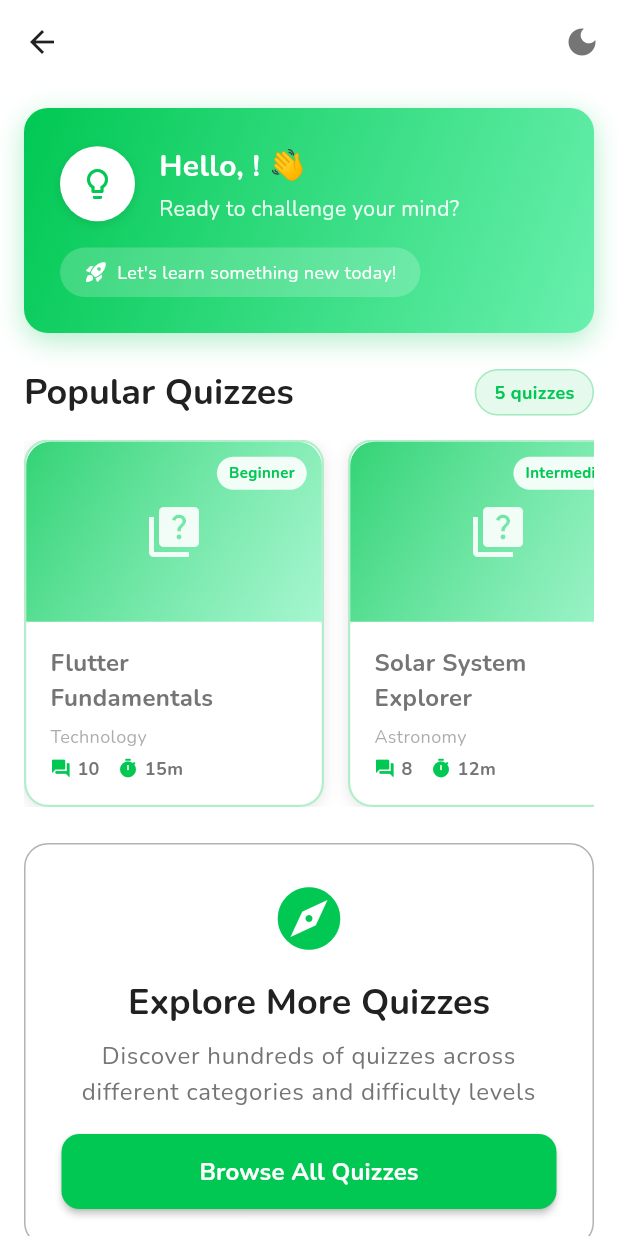
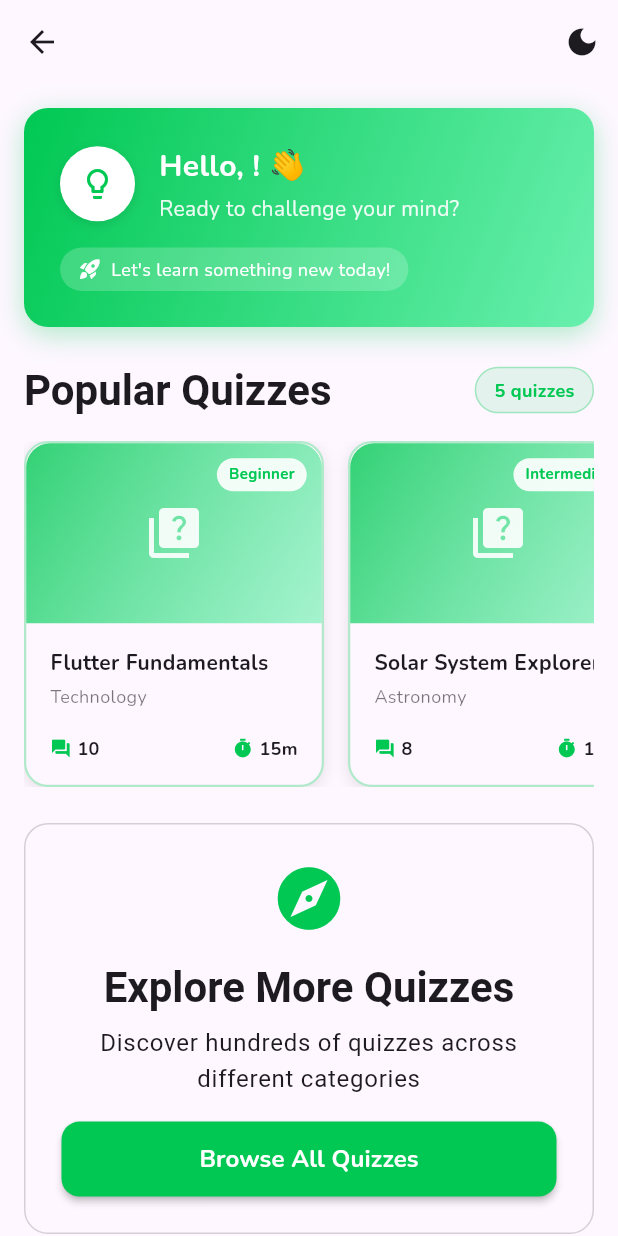
Before and after one commit to feliciajennifer/Quiz-App, a Flutter app: the HomePage screen opened directly, on a phone screen of 412 x 824 dp. Run offline on Flutter 3.47's test engine with Material 3 defaults, Android fonts, the phone set to English and light mode, and no system bars; statements that could not run were skipped.

Commit message:
feat: Membuat tampilan UI menjadi responsive

```diff
--- a/lib/main.dart
+++ b/lib/main.dart
@@ -32,8 +32,8 @@ class MyApp extends StatelessWidget {
       builder: (context, themeModel, child) {
         return MaterialApp(
           title: 'Thinkzone',
-          theme: themeModel.lightTheme,
-          darkTheme: themeModel.darkTheme,
+          theme: themeModel.lightTheme(context), // PASS CONTEXT
+          darkTheme: themeModel.darkTheme(context), // PASS CONTEXT
           themeMode: themeModel.themeMode,
           debugShowCheckedModeBanner: false,
           home: const SplashScreen(),
--- a/lib/models/theme_model.dart
+++ b/lib/models/theme_model.dart
@@ -18,6 +18,7 @@ class ThemeModel with ChangeNotifier {
 
   bool get isDarkMode => _themeMode == ThemeMode.dark;
 
+  // Static theme tanpa context (gunakan nilai default)
   ThemeData get lightTheme => ThemeData(
         useMaterial3: true,
         brightness: Brightness.light,
@@ -55,11 +56,12 @@ class ThemeModel with ChangeNotifier {
             fontFamily: 'Nunito',
           ),
         ),
-        cardTheme: CardThemeData(
+        cardTheme: CardThemeData( // GUNAKAN CardThemeData
           elevation: 4,
           shape: RoundedRectangleBorder(
-            borderRadius: BorderRadius.circular(AppDimensions.cardRadius),
+            borderRadius: BorderRadius.circular(16.0),
           ),
+          color: Colors.white,
         ),
       );
 
@@ -99,10 +101,10 @@ class ThemeModel with ChangeNotifier {
             fontFamily: 'Nunito',
           ),
         ),
-        cardTheme: CardThemeData(
+        cardTheme: CardThemeData( // GUNAKAN CardThemeData
           elevation: 4,
           shape: RoundedRectangleBorder(
-            borderRadius: BorderRadius.circular(AppDimensions.cardRadius),
+            borderRadius: BorderRadius.circular(16.0),
           ),
           color: AppColors.darkCard,
         ),
--- a/lib/pages/home_page.dart
+++ b/lib/pages/home_page.dart
@@ -34,20 +34,21 @@ class HomePage extends StatelessWidget {
         ],
       ),
       body: SingleChildScrollView(
-        padding: const EdgeInsets.all(AppDimensions.mediumPadding),
+        padding: EdgeInsets.all(AppDimensions.getMediumPadding(context)),
         child: Column(
           crossAxisAlignment: CrossAxisAlignment.start,
           children: [
+            // Welcome Section yang responsive
             Container(
               width: double.infinity,
-              padding: const EdgeInsets.all(AppDimensions.largePadding),
+              padding: EdgeInsets.all(AppDimensions.getLargePadding(context)),
               decoration: BoxDecoration(
                 gradient: const LinearGradient(
                   colors: [AppColors.primary, AppColors.secondary],
                   begin: Alignment.topLeft,
                   end: Alignment.bottomRight,
                 ),
-                borderRadius: BorderRadius.circular(AppDimensions.cardRadius),
+                borderRadius: BorderRadius.circular(AppDimensions.getCardRadius(context)),
                 boxShadow: [
                   BoxShadow(
                     color: AppColors.primary.withOpacity(0.3),
@@ -81,25 +82,25 @@ class HomePage extends StatelessWidget {
                           size: 24,
                         ),
                       ),
-                      const SizedBox(width: AppDimensions.mediumPadding),
+                      SizedBox(width: AppDimensions.getMediumPadding(context)),
                       Expanded(
                         child: Column(
                           crossAxisAlignment: CrossAxisAlignment.start,
                           children: [
                             Text(
                               'Hello, ${userModel.name}! 👋',
-                              style: const TextStyle(
-                                fontSize: 20,
+                              style: TextStyle(
+                                fontSize: AppDimensions.getSubtitleFontSize(context),
                                 fontWeight: FontWeight.bold,
                                 color: Colors.white,
                                 fontFamily: 'Nunito',
                               ),
                             ),
-                            const SizedBox(height: 4),
+                            SizedBox(height: 4),
                             Text(
                               "Ready to challenge your mind?",
                               style: TextStyle(
-                                fontSize: 14,
+                                fontSize: AppDimensions.getBodyFontSize(context) - 2,
                                 color: Colors.white.withOpacity(0.9),
                                 fontFamily: 'Nunito',
                               ),
@@ -109,11 +110,11 @@ class HomePage extends StatelessWidget {
                       ),
                     ],
                   ),
-                  const SizedBox(height: AppDimensions.mediumPadding),
+                  SizedBox(height: AppDimensions.getMediumPadding(context)),
                   Container(
                     padding: const EdgeInsets.symmetric(
-                      horizontal: AppDimensions.mediumPadding,
-                      vertical: AppDimensions.smallPadding,
+                      horizontal: 12,
+                      vertical: 6,
                     ),
                     decoration: BoxDecoration(
                       color: Colors.white.withOpacity(0.2),
@@ -127,11 +128,11 @@ class HomePage extends StatelessWidget {
                           color: Colors.white,
                           size: 16,
                         ),
-                        const SizedBox(width: 6),
+                        SizedBox(width: 6),
                         Text(
                           'Let\'s learn something new today!',
                           style: TextStyle(
-                            fontSize: 12,
+                            fontSize: AppDimensions.getBodyFontSize(context) - 4,
                             color: Colors.white,
                             fontFamily: 'Nunito',
                           ),
@@ -143,9 +144,9 @@ class HomePage extends StatelessWidget {
               ),
             ),
 
-            const SizedBox(height: AppDimensions.largePadding),
+            SizedBox(height: AppDimensions.getLargePadding(context)),
 
-            // Popular Quizzes Section
+            // Popular Quizzes Section - Responsive height
             Row(
               mainAxisAlignment: MainAxisAlignment.spaceBetween,
               children: [
@@ -170,7 +171,7 @@ class HomePage extends StatelessWidget {
                   child: Text(
                     '${popularQuizzes.length} quizzes',
                     style: TextStyle(
-                      fontSize: 12,
+                      fontSize: AppDimensions.getBodyFontSize(context) - 4,
                       fontWeight: FontWeight.w600,
                       color: AppColors.primary,
                       fontFamily: 'Nunito',
@@ -179,11 +180,11 @@ class HomePage extends StatelessWidget {
                 ),
               ],
             ),
-            const SizedBox(height: AppDimensions.mediumPadding),
+            SizedBox(height: AppDimensions.getMediumPadding(context)),
 
-            // Popular Quizzes List
+            // Popular Quizzes List - Responsive height
             SizedBox(
-              height: 245,
+              height: MediaQuery.of(context).size.height * 0.28, // Responsive height
               child: ListView.builder(
                 scrollDirection: Axis.horizontal,
                 itemCount: popularQuizzes.length,
@@ -193,7 +194,7 @@ class HomePage extends StatelessWidget {
                     padding: EdgeInsets.only(
                       right: index == popularQuizzes.length - 1
                           ? 0
-                          : AppDimensions.mediumPadding,
+                          : AppDimensions.getMediumPadding(context),
                     ),
                     child: QuizCard(
                       quiz: quiz,
@@ -207,14 +208,14 @@ class HomePage extends StatelessWidget {
               ),
             ),
 
-            const SizedBox(height: AppDimensions.largePadding),
+            SizedBox(height: AppDimensions.getLargePadding(context)),
 
             // Explore More Section
             Container(
               width: double.infinity,
-              padding: const EdgeInsets.all(AppDimensions.largePadding),
+              padding: EdgeInsets.all(AppDimensions.getLargePadding(context)),
               decoration: BoxDecoration(
-                borderRadius: BorderRadius.circular(AppDimensions.cardRadius),
+                borderRadius: BorderRadius.circular(AppDimensions.getCardRadius(context)),
                 border: Border.all(
                   color: Theme.of(context).dividerColor.withOpacity(0.3),
                 ),
@@ -227,38 +228,38 @@ class HomePage extends StatelessWidget {
                     size: 50,
                     color: AppColors.primary,
                   ),
-                  const SizedBox(height: AppDimensions.mediumPadding),
+                  SizedBox(height: AppDimensions.getMediumPadding(context)),
                   Text(
                     'Explore More Quizzes',
                     style: Theme.of(context).textTheme.headlineMedium?.copyWith(
                           fontWeight: FontWeight.bold,
                         ),
                   ),
-                  const SizedBox(height: AppDimensions.smallPadding),
+                  SizedBox(height: AppDimensions.getSmallPadding(context)),
                   Text(
-                    'Discover hundreds of quizzes across different categories and difficulty levels',
+                    'Discover hundreds of quizzes across different categories',
                     style: Theme.of(context).textTheme.bodyLarge,
                     textAlign: TextAlign.center,
                   ),
-                  const SizedBox(height: AppDimensions.mediumPadding),
+                  SizedBox(height: AppDimensions.getMediumPadding(context)),
                   SizedBox(
                     width: double.infinity,
                     height: 50,
                     child: ElevatedButton(
                       onPressed: () {
-                        Navigator.pushNamed(context, '/quizzes');
+                        // Bottom nav akan otomatis berpindah ke index 1
                       },
                       style: ElevatedButton.styleFrom(
                         backgroundColor: AppColors.primary,
                         shape: RoundedRectangleBorder(
-                          borderRadius: BorderRadius.circular(AppDimensions.buttonRadius),
+                          borderRadius: BorderRadius.circular(AppDimensions.getButtonRadius(context)),
                         ),
                         elevation: 2,
                       ),
-                      child: const Text(
+                      child: Text(
                         'Browse All Quizzes',
                         style: TextStyle(
-                          fontSize: 16,
+                          fontSize: AppDimensions.getBodyFontSize(context),
                           fontWeight: FontWeight.bold,
                           color: Colors.white,
                           fontFamily: 'Nunito',
--- a/lib/utils/constants.dart
+++ b/lib/utils/constants.dart
@@ -12,33 +12,85 @@ class AppColors {
   static const Color error = Color(0xFFF44336);
   static const Color darkBackground = Color(0xFF121212);
   static const Color darkCard = Color(0xFF1E1E1E);
+  static const Color darkText = Color(0xFFE0E0E0);
 }
 
 class AppDimensions {
-  static const double cardRadius = 16.0;
-  static const double buttonRadius = 12.0;
-  static const double smallPadding = 8.0;
-  static const double mediumPadding = 16.0;
-  static const double largePadding = 24.0;
+  // Responsive padding based on screen size
+  static double getSmallPadding(BuildContext context) {
+    final width = MediaQuery.of(context).size.width;
+    return width < 360 ? 6.0 : 8.0;
+  }
+
+  static double getMediumPadding(BuildContext context) {
+    final width = MediaQuery.of(context).size.width;
+    return width < 360 ? 12.0 : 16.0;
+  }
+
+  static double getLargePadding(BuildContext context) {
+    final width = MediaQuery.of(context).size.width;
+    return width < 360 ? 16.0 : 24.0;
+  }
+
+  // Responsive font sizes
+  static double getTitleFontSize(BuildContext context) {
+    final width = MediaQuery.of(context).size.width;
+    return width < 360 ? 28.0 : 32.0;
+  }
+
+  static double getSubtitleFontSize(BuildContext context) {
+    final width = MediaQuery.of(context).size.width;
+    return width < 360 ? 18.0 : 20.0;
+  }
+
+  static double getBodyFontSize(BuildContext context) {
+    final width = MediaQuery.of(context).size.width;
+    return width < 360 ? 14.0 : 16.0;
+  }
+
+  // Responsive card dimensions
+  static double getCardRadius(BuildContext context) {
+    final width = MediaQuery.of(context).size.width;
+    return width < 360 ? 12.0 : 16.0;
+  }
+
+  static double getButtonRadius(BuildContext context) {
+    final width = MediaQuery.of(context).size.width;
+    return width < 360 ? 10.0 : 12.0;
+  }
+
+  // Grid layout responsive
+  static int getGridCrossAxisCount(BuildContext context) {
+    final width = MediaQuery.of(context).size.width;
+    if (width < 400) return 2;
+    if (width < 600) return 3;
+    if (width < 900) return 4;
+    return 5;
+  }
+
+  static double getGridChildAspectRatio(BuildContext context) {
+    final width = MediaQuery.of(context).size.width;
+    return width < 400 ? 0.9 : 1.5;
+  }
 }
 
 class AppTextStyles {
-  static const TextStyle playfulTitle = TextStyle(
-    fontSize: 32,
+  static TextStyle playfulTitle(BuildContext context) => TextStyle(
+    fontSize: AppDimensions.getTitleFontSize(context),
     fontWeight: FontWeight.w800,
     fontFamily: 'Nunito',
     color: AppColors.textPrimary,
   );
 
-  static const TextStyle cardTitle = TextStyle(
-    fontSize: 18,
+  static TextStyle cardTitle(BuildContext context) => TextStyle(
+    fontSize: AppDimensions.getBodyFontSize(context),
     fontWeight: FontWeight.w700,
     fontFamily: 'Nunito',
     color: AppColors.textPrimary,
   );
 
-  static const TextStyle bodyText = TextStyle(
-    fontSize: 14,
+  static TextStyle bodyText(BuildContext context) => TextStyle(
+    fontSize: AppDimensions.getBodyFontSize(context) - 2,
     fontWeight: FontWeight.w500,
     fontFamily: 'Nunito',
     color: AppColors.textSecondary,
--- a/lib/widgets/quiz_card.dart
+++ b/lib/widgets/quiz_card.dart
@@ -13,15 +13,17 @@ class QuizCard extends StatelessWidget {
 
   @override
   Widget build(BuildContext context) {
-    final isDarkMode = Theme.of(context).brightness == Brightness.dark;
+    final screenWidth = MediaQuery.of(context).size.width;
+    final cardWidth = screenWidth < 360 ? 160.0 : 200.0;
+    final imageHeight = screenWidth < 360 ? 100.0 : 120.0;
 
     return GestureDetector(
       onTap: onTap,
       child: Container(
-        width: 200,
+        width: cardWidth,
         decoration: BoxDecoration(
           color: Theme.of(context).cardColor,
-          borderRadius: BorderRadius.circular(AppDimensions.cardRadius),
+          borderRadius: BorderRadius.circular(AppDimensions.getCardRadius(context)),
           boxShadow: [
             BoxShadow(
               color: Colors.black.withOpacity(0.1),
@@ -37,14 +39,14 @@ class QuizCard extends StatelessWidget {
         child: Column(
           crossAxisAlignment: CrossAxisAlignment.start,
           children: [
-            // Quiz Image
+            // Quiz Image dengan responsive height
             Container(
-              height: 120,
+              height: imageHeight,
               width: double.infinity,
               decoration: BoxDecoration(
-                borderRadius: const BorderRadius.only(
-                  topLeft: Radius.circular(AppDimensions.cardRadius),
-                  topRight: Radius.circular(AppDimensions.cardRadius),
+                borderRadius: BorderRadius.only(
+                  topLeft: Radius.circular(AppDimensions.getCardRadius(context)),
+                  topRight: Radius.circular(AppDimensions.getCardRadius(context)),
                 ),
                 gradient: LinearGradient(
                   colors: [
@@ -72,7 +74,7 @@ class QuizCard extends StatelessWidget {
                       child: Text(
                         quiz['difficulty'],
                         style: TextStyle(
-                          fontSize: 10,
+                          fontSize: screenWidth < 360 ? 8 : 10,
                           fontWeight: FontWeight.bold,
                           color: AppColors.primary,
                           fontFamily: 'Nunito',
@@ -83,7 +85,7 @@ class QuizCard extends StatelessWidget {
                   Center(
                     child: Icon(
                       Icons.quiz,
-                      size: 40,
+                      size: screenWidth < 360 ? 30 : 40,
                       color: Colors.white.withOpacity(0.9),
                     ),
                   ),
@@ -94,7 +96,7 @@ class QuizCard extends StatelessWidget {
             // Quiz Info
             Expanded(
               child: Padding(
-                padding: const EdgeInsets.all(AppDimensions.mediumPadding),
+                padding: EdgeInsets.all(AppDimensions.getMediumPadding(context)),
                 child: Column(
                   crossAxisAlignment: CrossAxisAlignment.start,
                   mainAxisAlignment: MainAxisAlignment.spaceBetween,
@@ -105,7 +107,7 @@ class QuizCard extends StatelessWidget {
                         Text(
                           quiz['title'],
                           style: TextStyle(
-                            fontSize: 16,
+                            fontSize: AppDimensions.getBodyFontSize(context) - 2,
                             fontWeight: FontWeight.bold,
                             color: Theme.of(context).textTheme.bodyLarge?.color,
                             fontFamily: 'Nunito',
@@ -113,11 +115,11 @@ class QuizCard extends StatelessWidget {
                           maxLines: 2,
                           overflow: TextOverflow.ellipsis,
                         ),
-                        const SizedBox(height: 6),
+                        SizedBox(height: 4),
                         Text(
                           quiz['category'],
                           style: TextStyle(
-                            fontSize: 12,
+                            fontSize: AppDimensions.getBodyFontSize(context) - 4,
                             color: Theme.of(context).textTheme.bodyLarge?.color?.withOpacity(0.6),
                             fontFamily: 'Nunito',
                           ),
@@ -126,19 +128,20 @@ class QuizCard extends StatelessWidget {
                     ),
 
                     Row(
+                      mainAxisAlignment: MainAxisAlignment.spaceBetween,
                       children: [
                         Row(
                           children: [
                             Icon(
                               Icons.question_answer,
-                              size: 14,
+                              size: screenWidth < 360 ? 12 : 14,
                               color: AppColors.primary,
                             ),
-                            const SizedBox(width: 4),
+                            SizedBox(width: 4),
                             Text(
                               '${quiz['questionCount']}',
                               style: TextStyle(
-                                fontSize: 12,
+                                fontSize: AppDimensions.getBodyFontSize(context) - 4,
                                 fontWeight: FontWeight.w600,
                                 color: Theme.of(context).textTheme.bodyLarge?.color,
                                 fontFamily: 'Nunito',
@@ -146,19 +149,18 @@ class QuizCard extends StatelessWidget {
                             ),
                           ],
                         ),
-                        const SizedBox(width: 12),
                         Row(
                           children: [
                             Icon(
                               Icons.timer,
-                              size: 14,
+                              size: screenWidth < 360 ? 12 : 14,
                               color: AppColors.primary,
                             ),
-                            const SizedBox(width: 4),
+                            SizedBox(width: 4),
                             Text(
                               '${quiz['duration']}m',
                               style: TextStyle(
-                                fontSize: 12,
+                                fontSize: AppDimensions.getBodyFontSize(context) - 4,
                                 fontWeight: FontWeight.w600,
                                 color: Theme.of(context).textTheme.bodyLarge?.color,
                                 fontFamily: 'Nunito',
```
Also changed, not shown: lib/pages/quizzes_page.dart (+28 -6 lines), lib/pages/welcome_page.dart (+31 -26 lines).
